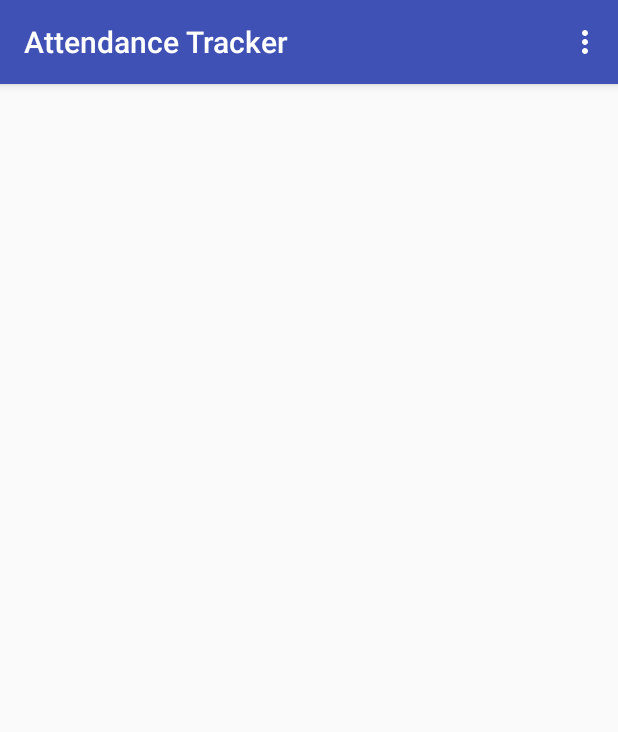
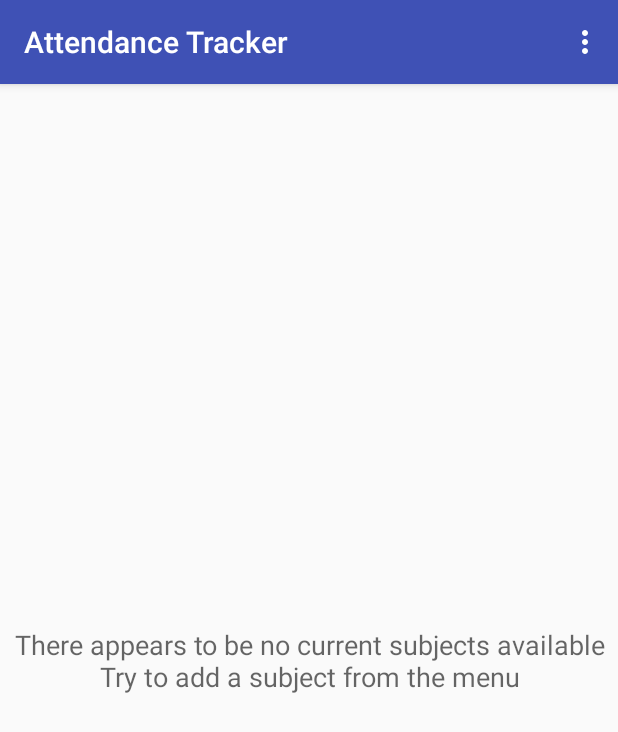
Before and after one commit to VarunBarad/Attendance-Tracker, an Android app: the screen it shows after launch (MainAttendanceActivity), on a phone screen of 412 x 824 dp. Shown: the top 732 px of the screen. Run offline under Robolectric (Android 15) with nearby library versions, the phone set to English and light mode, and no system bars; our stand-ins replace data binding.

Commit message:
Wire attendance-list screen UI with code.

```diff
--- a/app/src/main/java/com/varunbarad/attendancetracker/mainattendance/AttendanceSubjectAdapter.java
+++ b/app/src/main/java/com/varunbarad/attendancetracker/mainattendance/AttendanceSubjectAdapter.java
@@ -27,6 +27,11 @@ public class AttendanceSubjectAdapter extends RecyclerView.Adapter<AttendanceSub
   public AttendanceSubjectAdapter(ArrayList<Subject> subjects, Context context) {
     this.subjects = subjects;
     this.context = context;
+  }
+
+  void setSubjects(ArrayList<Subject> subjects) {
+    this.subjects = subjects;
+    this.notifyDataSetChanged();
   }
 
   @Override
--- a/app/src/main/java/com/varunbarad/attendancetracker/mainattendance/MainAttendanceActivity.java
+++ b/app/src/main/java/com/varunbarad/attendancetracker/mainattendance/MainAttendanceActivity.java
@@ -3,13 +3,22 @@ package com.varunbarad.attendancetracker.mainattendance;
 import android.databinding.DataBindingUtil;
 import android.os.Bundle;
 import android.support.v7.app.AppCompatActivity;
+import android.support.v7.widget.GridLayoutManager;
 import android.view.Menu;
+import android.view.MenuItem;
+import android.view.View;
 
 import com.varunbarad.attendancetracker.R;
+import com.varunbarad.attendancetracker.data.DatabaseHelper;
+import com.varunbarad.attendancetracker.data.model.Subject;
 import com.varunbarad.attendancetracker.databinding.ActivityMainAttendanceBinding;
+
+import java.util.ArrayList;
 
 public class MainAttendanceActivity extends AppCompatActivity {
   private ActivityMainAttendanceBinding dataBinding;
+
+  private AttendanceSubjectAdapter subjectsAdapter;
 
   @Override
   protected void onCreate(Bundle savedInstanceState) {
@@ -17,6 +26,16 @@ public class MainAttendanceActivity extends AppCompatActivity {
     this.dataBinding = DataBindingUtil.setContentView(this, R.layout.activity_main_attendance);
 
     this.setSupportActionBar(this.dataBinding.toolbar);
+
+    int columnCount = this.getResources().getInteger(R.integer.columns_mainAttendanceList);
+    GridLayoutManager layoutManager =
+        new GridLayoutManager(this, columnCount, GridLayoutManager.VERTICAL, false);
+    this.dataBinding
+        .recyclerViewAttendance
+        .setLayoutManager(layoutManager);
+
+    this.showProgress();
+    this.showSubjects(DatabaseHelper.getCurrentSubjects(this));
   }
 
   @Override
@@ -27,4 +46,78 @@ public class MainAttendanceActivity extends AppCompatActivity {
 
     return true;
   }
+
+  @Override
+  public boolean onOptionsItemSelected(MenuItem item) {
+    switch (item.getItemId()) {
+      case R.id.action_subjects:
+        //ToDo: Show subjects-list screen
+        break;
+      case R.id.action_settings:
+        //ToDo: Show settings screen
+        break;
+      case R.id.action_about:
+        //ToDo: Show about-us screen
+        break;
+      default:
+        return super.onOptionsItemSelected(item);
+    }
+
+    return true;
+  }
+
+  private void showProgress() {
+    this.dataBinding
+        .containerProgress
+        .setVisibility(View.VISIBLE);
+
+    this.dataBinding
+        .containerContent
+        .setVisibility(View.GONE);
+
+    this.dataBinding
+        .containerPlaceholder
+        .setVisibility(View.GONE);
+  }
+
+  private void showSubjects(ArrayList<Subject> subjects) {
+    if ((subjects == null) || (subjects.size() < 1)) {
+      this.showPlaceholder();
+    } else {
+      if (this.subjectsAdapter != null) {
+        this.subjectsAdapter.setSubjects(subjects);
+      } else {
+        this.subjectsAdapter = new AttendanceSubjectAdapter(subjects, this);
+        this.dataBinding
+            .recyclerViewAttendance
+            .setAdapter(this.subjectsAdapter);
+      }
+
+      this.dataBinding
+          .containerProgress
+          .setVisibility(View.GONE);
+
+      this.dataBinding
+          .containerContent
+          .setVisibility(View.VISIBLE);
+
+      this.dataBinding
+          .containerPlaceholder
+          .setVisibility(View.GONE);
+    }
+  }
+
+  private void showPlaceholder() {
+    this.dataBinding
+        .containerProgress
+        .setVisibility(View.GONE);
+
+    this.dataBinding
+        .containerContent
+        .setVisibility(View.GONE);
+
+    this.dataBinding
+        .containerPlaceholder
+        .setVisibility(View.VISIBLE);
+  }
 }
--- a/app/src/main/res/layout/activity_main_attendance.xml
+++ b/app/src/main/res/layout/activity_main_attendance.xml
@@ -22,10 +22,32 @@
                 app:popupTheme="@style/AppTheme.NoActionBar.PopupOverlay"/>
         </android.support.design.widget.AppBarLayout>
 
-        <android.support.constraint.ConstraintLayout
+        <android.support.v7.widget.LinearLayoutCompat
             android:layout_width="match_parent"
             android:layout_height="match_parent"
+            android:orientation="vertical"
             app:layout_behavior="@string/appbar_scrolling_view_behavior">
+
+            <android.support.constraint.ConstraintLayout
+                android:id="@+id/container_progress"
+                android:layout_width="match_parent"
+                android:layout_height="match_parent"
+                android:visibility="visible">
+
+                <android.support.v4.widget.ContentLoadingProgressBar
+                    android:layout_width="match_parent"
+                    android:layout_height="100dp"
+                    app:layout_constraintBottom_toBottomOf="parent"
+                    app:layout_constraintLeft_toLeftOf="parent"
+                    app:layout_constraintRight_toRightOf="parent"
+                    app:layout_constraintTop_toTopOf="parent"/>
+            </android.support.constraint.ConstraintLayout>
+
+            <android.support.constraint.ConstraintLayout
+                android:id="@+id/container_content"
+                android:layout_width="match_parent"
+                android:layout_height="match_parent"
+                android:visibility="gone">
 
                 <android.support.v7.widget.RecyclerView
                     android:id="@+id/recyclerView_attendance"
@@ -36,5 +58,24 @@
                     app:layout_constraintRight_toRightOf="parent"
                     app:layout_constraintTop_toTopOf="parent"/>
             </android.support.constraint.ConstraintLayout>
+
+            <android.support.constraint.ConstraintLayout
+                android:id="@+id/container_placeholder"
+                android:layout_width="match_parent"
+                android:layout_height="match_parent"
+                android:visibility="gone">
+
+                <android.support.v7.widget.AppCompatTextView
+                    android:layout_width="match_parent"
+                    android:layout_height="wrap_content"
+                    android:gravity="center"
+                    android:text="@string/message_attendance_noCurrentSubjects"
+                    android:textAppearance="@style/TextAppearance.AppCompat.Medium"
+                    app:layout_constraintBottom_toBottomOf="parent"
+                    app:layout_constraintLeft_toLeftOf="parent"
+                    app:layout_constraintRight_toRightOf="parent"
+                    app:layout_constraintTop_toTopOf="parent"/>
+            </android.support.constraint.ConstraintLayout>
+        </android.support.v7.widget.LinearLayoutCompat>
     </android.support.design.widget.CoordinatorLayout>
 </layout>
--- /dev/null
+++ b/app/src/main/res/values/numbers.xml
@@ -0,0 +1,4 @@
+<?xml version="1.0" encoding="utf-8"?>
+<resources>
+    <integer name="columns_mainAttendanceList">1</integer>
+</resources>
--- a/app/src/main/res/values/strings.xml
+++ b/app/src/main/res/values/strings.xml
@@ -36,6 +36,7 @@
     <string name="message_attendance_canSkip">Classes you can safely skip: %1$d</string>
     <string name="message_attendance_needAttend">Classes you can need to attend: %1$d</string>
     <string name="message_widget_lagging">Classes you are lagging in: %1$d</string>
+    <string name="message_attendance_noCurrentSubjects">There appears to be no current subjects available\nTry to add a subject from the menu</string>
 
     <string name="PREFS_KEY_THRESHOLD" translatable="false">default_threshold</string>
     <string name="PREFS_KEY_COUNT_CANCELLED" translatable="false">count_cancelled</string>
```
Lines whose indentation alone changed are shown as unchanged.
